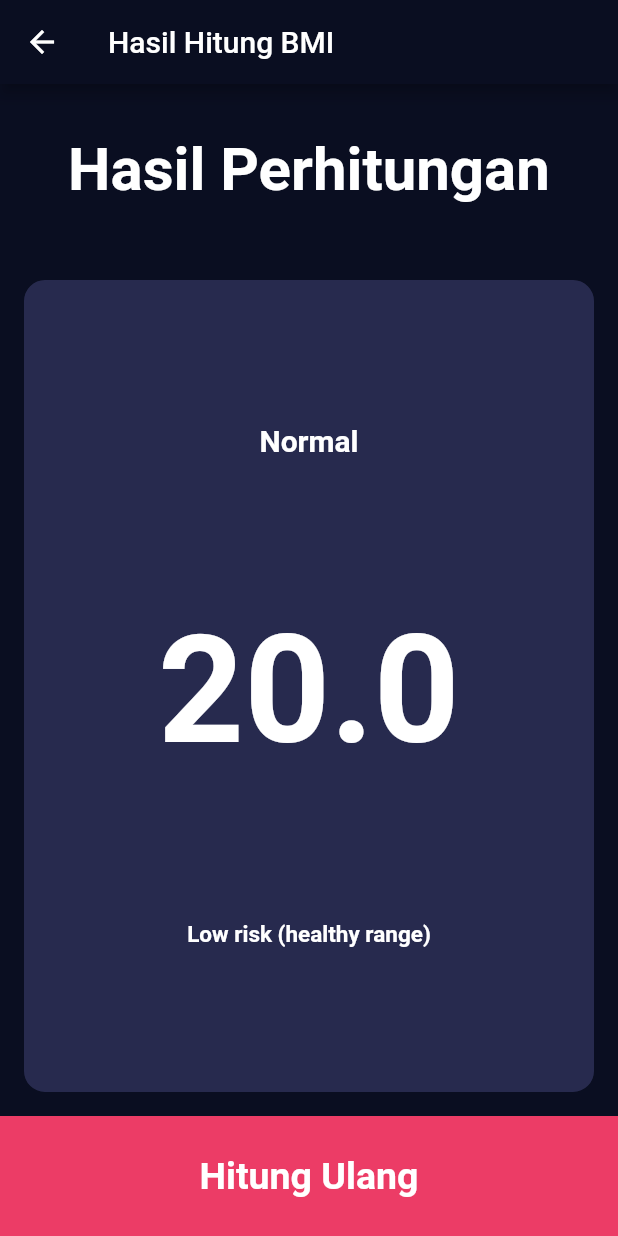
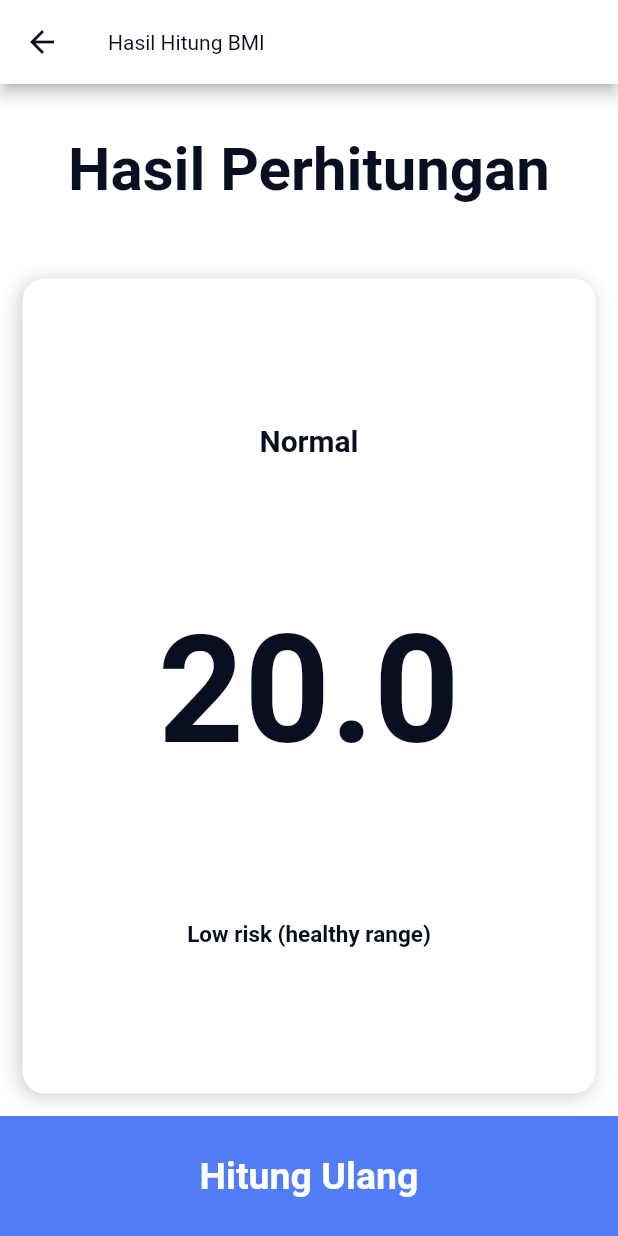
Before and after one commit to hadziqmtqn/bmi, a Flutter app: the screen it shows after launch, after a tap on "Hitung BMI", on a phone screen of 412 x 824 dp. Run offline on Flutter 3.47's test engine with Material 2 defaults, Android fonts, the phone set to English and light mode, and no system bars.

Commit message:
redesign bmi - penyesuain tema

```diff
--- a/lib/constants/constant.dart
+++ b/lib/constants/constant.dart
@@ -2,7 +2,7 @@ import 'package:flutter/material.dart';
 
 const Color primaryColor = Color(0xff0a0e21);
 TextStyle? labelTextStyle =
-    const TextStyle(fontSize: 18, color: Colors.white //Color(0xff8d8e98),
+    const TextStyle(fontSize: 18, color: primaryColor //Color(0xff8d8e98),
         );
 TextStyle numberTextStyle = const TextStyle(
     fontSize: 50, fontWeight: FontWeight.bold, color: Colors.white);
--- a/lib/main.dart
+++ b/lib/main.dart
@@ -16,7 +16,11 @@ class MyApp extends StatelessWidget {
       title: 'Flutter Demo',
       theme: ThemeData(
         primaryColor: primaryColor,
-        appBarTheme: const AppBarTheme(backgroundColor: primaryColor),
+        scaffoldBackgroundColor: Colors.white,
+        appBarTheme: const AppBarTheme(
+            iconTheme: IconThemeData(color: primaryColor),
+            titleTextStyle: TextStyle(color: primaryColor),
+            backgroundColor: Colors.white),
         // This is the theme of your application.
         //
         // Try running your application with "flutter run". You'll see the
--- a/lib/views/bmi_data_screen.dart
+++ b/lib/views/bmi_data_screen.dart
@@ -41,8 +41,9 @@ class _BmiDataScreenState extends State<BmiDataScreen> {
   @override
   Widget build(BuildContext context) {
     return Scaffold(
-      backgroundColor: const Color(0xff0A0E21),
+      // backgroundColor: const Color(0xff0A0E21), // background paling dasar pada aplikasi
       appBar: AppBar(
+        elevation: 0,
         title: const Text("BMI Calculator"),
       ),
       bottomNavigationBar: GestureDetector(
@@ -66,7 +67,7 @@ class _BmiDataScreenState extends State<BmiDataScreen> {
           margin: EdgeInsets.all(15),
           decoration: BoxDecoration(
             borderRadius: BorderRadius.circular(8),
-            color: const Color(0xffEC3C66),
+            color: const Color(0xff517DF6), // warna button footer
           ),
           child: const Center(
               child: Text(
@@ -90,7 +91,7 @@ class _BmiDataScreenState extends State<BmiDataScreen> {
                   },
                   child: BmiCard(
                     borderColor:
-                        (gender == "male") ? Colors.white : primaryColor,
+                        (gender == "male") ? Color(0xff517DF6) : Colors.white,
                     child: Stack(
                       children: [
                         const Center(
@@ -108,8 +109,8 @@ class _BmiDataScreenState extends State<BmiDataScreen> {
                           child: Icon(
                             Icons.check_circle,
                             color: (gender == "male")
-                                ? Colors.white
-                                : primaryColor,
+                                ? Color(0xff517DF6)
+                                : Colors.white,
                           ),
                         ),
                       ],
@@ -125,7 +126,7 @@ class _BmiDataScreenState extends State<BmiDataScreen> {
                   },
                   child: BmiCard(
                     borderColor:
-                        (gender == "female") ? Colors.white : primaryColor,
+                        (gender == "female") ? Color(0xff517DF6) : Colors.white,
                     child: Stack(
                       children: [
                         const Center(
@@ -143,8 +144,8 @@ class _BmiDataScreenState extends State<BmiDataScreen> {
                           child: Icon(
                             Icons.check_circle,
                             color: (gender == "female")
-                                ? Colors.white
-                                : primaryColor,
+                                ? Color(0xff517DF6)
+                                : Colors.white,
                           ),
                         ),
                       ],
@@ -284,7 +285,7 @@ class BmiCard extends StatelessWidget {
   const BmiCard({
     Key? key,
     this.child,
-    this.borderColor = primaryColor,
+    this.borderColor = Colors.white, // warna border pada card (kotakan)
   }) : super(key: key);
 
   final Widget? child;
@@ -294,7 +295,14 @@ class BmiCard extends StatelessWidget {
   Widget build(BuildContext context) {
     return Container(
       decoration: BoxDecoration(
-        color: const Color(0xff272A4E),
+        color: Colors.white,
+        boxShadow: [
+          BoxShadow(
+            offset: Offset(-2, 2),
+            blurRadius: 10,
+            color: Colors.black.withOpacity(0.2),
+          ),
+        ],
         borderRadius: BorderRadius.circular(15),
         border: Border.all(color: borderColor!),
       ),
@@ -322,7 +330,7 @@ class GenderIconText extends StatelessWidget {
         Icon(
           icon,
           size: 80,
-          color: Colors.white,
+          color: primaryColor,
         ),
         const SizedBox(height: 15),
         Text(
--- a/lib/views/bmi_result_screen.dart
+++ b/lib/views/bmi_result_screen.dart
@@ -1,3 +1,4 @@
+import 'package:bmi/constants/constant.dart';
 import 'package:bmi/helpers/bmi_calculator.dart';
 import 'package:bmi/views/bmi_data_screen.dart';
 import 'package:flutter/material.dart';
@@ -67,7 +68,7 @@ class BmiResultScreen extends StatelessWidget {
     bmiCalculator.getHealRiskDescription();
 
     return Scaffold(
-      backgroundColor: const Color(0xff0A0E21),
+      // backgroundColor: Color.fromARGB(255, 255, 255, 255),
       appBar: AppBar(
         title: const Text("Hasil Hitung BMI"),
       ),
@@ -80,7 +81,7 @@ class BmiResultScreen extends StatelessWidget {
                 style: TextStyle(
                     fontSize: 40,
                     fontWeight: FontWeight.bold,
-                    color: Colors.white),
+                    color: primaryColor),
               ),
             ),
           ),
@@ -100,14 +101,14 @@ class BmiResultScreen extends StatelessWidget {
                       style: const TextStyle(
                           fontSize: 20,
                           fontWeight: FontWeight.bold,
-                          color: Colors.white),
+                          color: primaryColor),
                     ),
                     Text(
                       bmi.toStringAsFixed(1),
                       style: const TextStyle(
                           fontSize: 100,
                           fontWeight: FontWeight.bold,
-                          color: Colors.white),
+                          color: primaryColor),
                     ),
                     Text(
                       bmiCalculator.bmiDescription ?? "",
@@ -115,7 +116,7 @@ class BmiResultScreen extends StatelessWidget {
                       style: const TextStyle(
                           fontSize: 15,
                           fontWeight: FontWeight.bold,
-                          color: Colors.white),
+                          color: primaryColor),
                     ),
                   ]),
             ),
@@ -127,7 +128,7 @@ class BmiResultScreen extends StatelessWidget {
           },
           child: Container(
             height: 80,
-            color: const Color(0xffEC3C66),
+            color: const Color(0xff517DF6),
             child: const Center(
                 child: Text(
               "Hitung Ulang",
```
